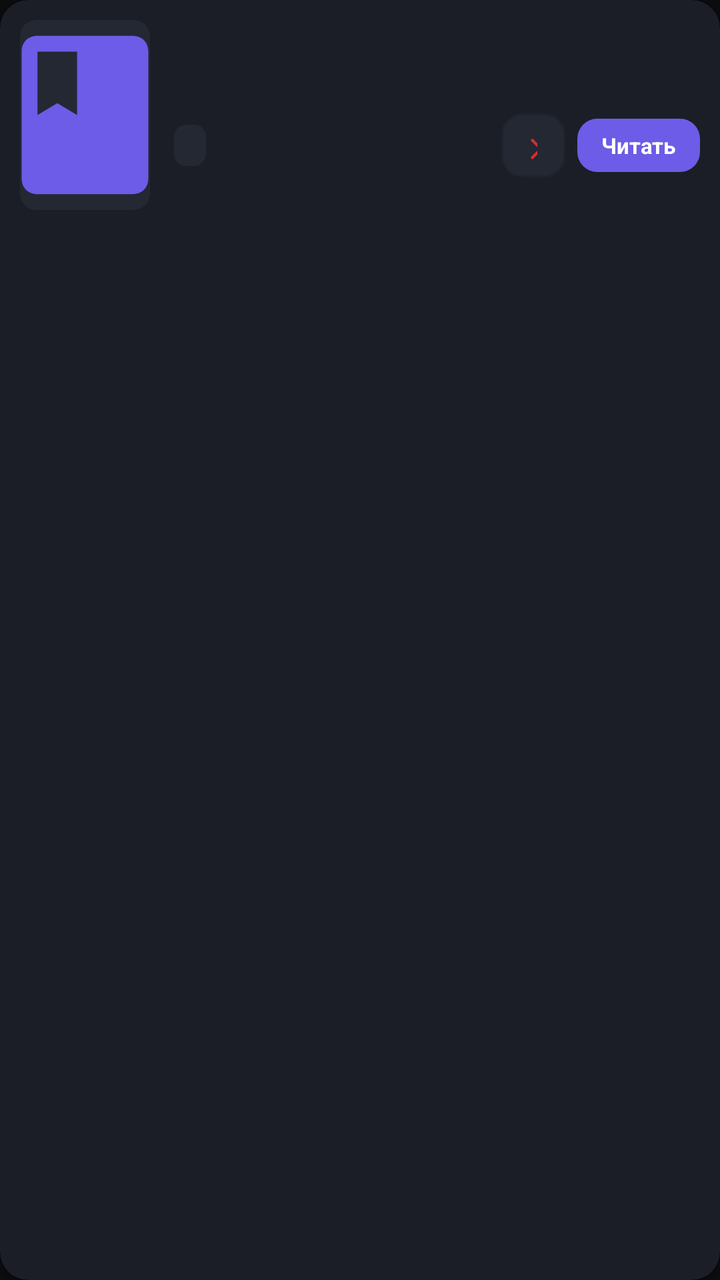
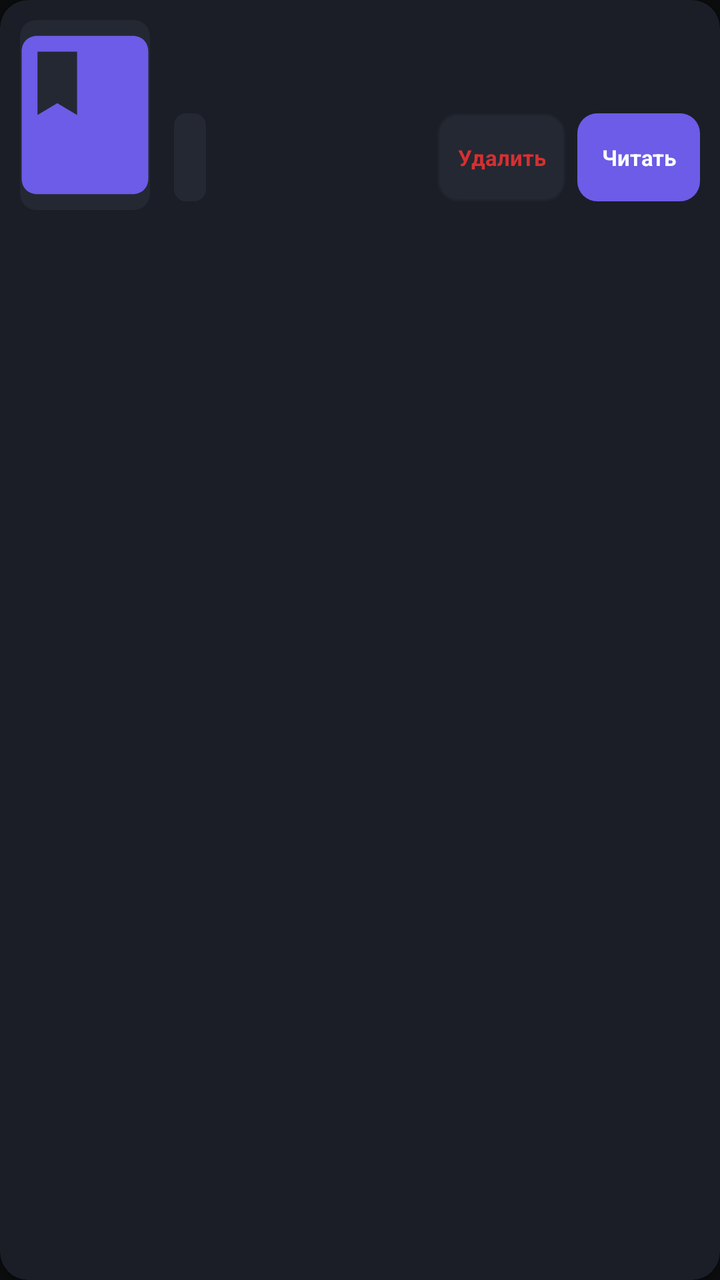

An Android layout rendered at two revisions. The XML below is the earlier revision; the diff shows what the commit changed to produce the second picture.
<!-- AndroidManifest.xml: application theme Theme.Flibusta -->
<!-- res/layout/item_library_book.xml -->
<?xml version="1.0" encoding="utf-8"?>
<androidx.cardview.widget.CardView xmlns:android="http://schemas.android.com/apk/res/android"
    xmlns:app="http://schemas.android.com/apk/res-auto"
    android:layout_width="match_parent"
    android:layout_height="wrap_content"
    android:layout_marginStart="10dp"
    android:layout_marginEnd="10dp"
    android:layout_marginTop="5dp"
    android:layout_marginBottom="5dp"
    android:clickable="true"
    android:focusable="true"
    android:foreground="?android:attr/selectableItemBackground"
    app:cardBackgroundColor="@color/bg_surface_card"
    app:cardCornerRadius="14dp"
    app:cardElevation="2dp">

    <LinearLayout
        android:layout_width="match_parent"
        android:layout_height="wrap_content"
        android:orientation="horizontal"
        android:padding="10dp">

        <androidx.cardview.widget.CardView
            android:layout_width="65dp"
            android:layout_height="95dp"
            app:cardCornerRadius="8dp"
            app:cardElevation="0dp"
            app:cardBackgroundColor="@color/bg_surface_light">

            <ImageView
                android:id="@+id/iv_lib_cover"
                android:layout_width="match_parent"
                android:layout_height="match_parent"
                android:scaleType="centerCrop"
                android:src="@drawable/ic_book"
                android:contentDescription="Cover" />
        </androidx.cardview.widget.CardView>

        <LinearLayout
            android:layout_width="0dp"
            android:layout_height="wrap_content"
            android:layout_marginStart="12dp"
            android:layout_weight="1"
            android:orientation="vertical">

            <TextView
                android:id="@+id/tv_lib_title"
                android:layout_width="match_parent"
                android:layout_height="wrap_content"
                android:ellipsize="end"
                android:maxLines="2"
                android:textColor="@color/text_primary"
                android:textSize="15sp"
                android:textStyle="bold" />

            <TextView
                android:id="@+id/tv_lib_author"
                android:layout_width="match_parent"
                android:layout_height="wrap_content"
                android:layout_marginTop="2dp"
                android:ellipsize="end"
                android:maxLines="1"
                android:textColor="@color/accent_cyan"
                android:textSize="12sp" />

            <LinearLayout
                android:layout_width="match_parent"
                android:layout_height="wrap_content"
                android:layout_marginTop="8dp"
                android:gravity="center_vertical"
                android:orientation="horizontal">

                <TextView
                    android:id="@+id/tv_lib_status"
                    android:layout_width="wrap_content"
                    android:layout_height="wrap_content"
                    android:background="@drawable/bg_badge"
                    android:clickable="true"
                    android:focusable="true"
                    android:paddingStart="8dp"
                    android:paddingEnd="8dp"
                    android:paddingTop="3dp"
                    android:paddingBottom="3dp"
                    android:textColor="@color/accent_gold"
                    android:textSize="11sp"
                    android:textStyle="bold" />

                <TextView
                    android:id="@+id/tv_lib_date"
                    android:layout_width="wrap_content"
                    android:layout_height="wrap_content"
                    android:layout_marginStart="8dp"
                    android:textColor="@color/text_muted"
                    android:textSize="10sp" />

                <View
                    android:layout_width="0dp"
                    android:layout_height="1dp"
                    android:layout_weight="1" />

                <TextView
                    android:id="@+id/btn_lib_delete"
                    android:layout_width="32dp"
                    android:layout_height="32dp"
                    android:background="@drawable/bg_button_secondary"
                    android:clickable="true"
                    android:focusable="true"
                    android:gravity="center"
                    android:text="✕"
                    android:textColor="@color/accent_red"
                    android:textSize="13sp"
                    android:textStyle="bold" />

                <TextView
                    android:id="@+id/btn_lib_read"
                    android:layout_width="wrap_content"
                    android:layout_height="wrap_content"
                    android:layout_marginStart="6dp"
                    android:background="@drawable/bg_button_accent"
                    android:clickable="true"
                    android:focusable="true"
                    android:paddingStart="12dp"
                    android:paddingEnd="12dp"
                    android:paddingTop="6dp"
                    android:paddingBottom="6dp"
                    android:text="@string/btn_read"
                    android:textColor="@color/text_primary"
                    android:textSize="11sp"
                    android:textStyle="bold" />
            </LinearLayout>
        </LinearLayout>
    </LinearLayout>
</androidx.cardview.widget.CardView>
<!-- resources referenced by this layout -->
<resources>
  <color name="accent_cyan">#00CEC9</color>
  <color name="accent_gold">#FDCB6E</color>
  <color name="accent_red">#D63031</color>
  <color name="bg_surface_card">#1B1E26</color>
  <color name="bg_surface_light">#242833</color>
  <color name="text_muted">#576574</color>
  <color name="text_primary">#FFFFFF</color>
  <!-- drawable bg_badge (drawable) -->
  <?xml version="1.0" encoding="utf-8"?>
  <shape xmlns:android="http://schemas.android.com/apk/res/android"
      android:shape="rectangle">
      <solid android:color="@color/bg_surface_light" />
      <corners android:radius="6dp" />
      <padding
          android:left="8dp"
          android:top="3dp"
          android:right="8dp"
          android:bottom="3dp" />
  </shape>
  <!-- drawable bg_button_accent (drawable) -->
  <?xml version="1.0" encoding="utf-8"?>
  <ripple xmlns:android="http://schemas.android.com/apk/res/android"
      android:color="#33FFFFFF">
      <item>
          <shape android:shape="rectangle">
              <solid android:color="@color/accent_primary" />
              <corners android:radius="10dp" />
              <padding
                  android:left="14dp"
                  android:top="8dp"
                  android:right="14dp"
                  android:bottom="8dp" />
          </shape>
      </item>
  </ripple>
  <!-- drawable bg_button_secondary (drawable) -->
  <?xml version="1.0" encoding="utf-8"?>
  <ripple xmlns:android="http://schemas.android.com/apk/res/android"
      android:color="#33FFFFFF">
      <item>
          <shape android:shape="rectangle">
              <solid android:color="@color/bg_surface_light" />
              <stroke android:width="1dp" android:color="@color/divider" />
              <corners android:radius="10dp" />
              <padding
                  android:left="14dp"
                  android:top="8dp"
                  android:right="14dp"
                  android:bottom="8dp" />
          </shape>
      </item>
  </ripple>
  <!-- drawable ic_book (drawable) -->
  <vector xmlns:android="http://schemas.android.com/apk/res/android"
      android:width="24dp"
      android:height="24dp"
      android:viewportWidth="24"
      android:viewportHeight="24">
      <path
          android:fillColor="@color/accent_primary"
          android:pathData="M18,2H6c-1.2,0 -2,0.8 -2,2v16c0,1.2 0.8,2 2,2h12c1.2,0 2,-0.8 2,-2V4c0,-1.2 -0.8,-2 -2,-2zM6,4h5v8l-2.5,-1.5L6,12V4z" />
  </vector>
  <string name="btn_read">Читать</string>
  <style name="Theme.Flibusta" parent="Theme.MaterialComponents.DayNight.NoActionBar">
          <item name="colorPrimary">@color/accent_primary</item>
          <item name="colorPrimaryVariant">@color/bg_surface_card</item>
          <item name="colorOnPrimary">@color/text_primary</item>
          <item name="colorSecondary">@color/accent_secondary</item>
          <item name="colorSecondaryVariant">@color/accent_cyan</item>
          <item name="colorOnSecondary">@color/text_primary</item>
  
          <item name="android:windowBackground">@color/bg_primary</item>
          <item name="android:statusBarColor">@color/bg_primary</item>
          <item name="android:navigationBarColor">@color/nav_bar_bg</item>
          <item name="android:textColorPrimary">@color/text_primary</item>
          <item name="android:textColorSecondary">@color/text_secondary</item>
      </style>
  <color name="accent_primary">#6C5CE7</color>
  <color name="divider">#1F232D</color>
  <color name="accent_secondary">#0984E3</color>
  <color name="bg_primary">#0B0C0E</color>
  <color name="nav_bar_bg">#111317</color>
  <color name="text_secondary">#A4B0BE</color>
</resources>

<!-- the commit's change to res/layout/item_library_book.xml (unified diff, before → after) -->
@@ -33,7 +33,7 @@
                 android:layout_height="match_parent"
                 android:scaleType="centerCrop"
                 android:src="@drawable/ic_book"
-                android:contentDescription="Cover" />
+                android:importantForAccessibility="no" />
         </androidx.cardview.widget.CardView>
 
         <LinearLayout
@@ -77,10 +77,10 @@
                     android:background="@drawable/bg_badge"
                     android:clickable="true"
                     android:focusable="true"
+                    android:minHeight="44dp"
+                    android:gravity="center_vertical"
                     android:paddingStart="8dp"
                     android:paddingEnd="8dp"
-                    android:paddingTop="3dp"
-                    android:paddingBottom="3dp"
                     android:textColor="@color/accent_gold"
                     android:textSize="11sp"
                     android:textStyle="bold" />
@@ -100,15 +100,19 @@
 
                 <TextView
                     android:id="@+id/btn_lib_delete"
-                    android:layout_width="32dp"
-                    android:layout_height="32dp"
+                    android:layout_width="wrap_content"
+                    android:layout_height="wrap_content"
                     android:background="@drawable/bg_button_secondary"
                     android:clickable="true"
+                    android:contentDescription="Удалить книгу из библиотеки"
                     android:focusable="true"
                     android:gravity="center"
-                    android:text="✕"
+                    android:minHeight="44dp"
+                    android:paddingStart="10dp"
+                    android:paddingEnd="10dp"
+                    android:text="Удалить"
                     android:textColor="@color/accent_red"
-                    android:textSize="13sp"
+                    android:textSize="11sp"
                     android:textStyle="bold" />
 
                 <TextView
@@ -118,11 +122,12 @@
                     android:layout_marginStart="6dp"
                     android:background="@drawable/bg_button_accent"
                     android:clickable="true"
+                    android:contentDescription="Читать книгу"
                     android:focusable="true"
+                    android:gravity="center"
+                    android:minHeight="44dp"
                     android:paddingStart="12dp"
                     android:paddingEnd="12dp"
-                    android:paddingTop="6dp"
-                    android:paddingBottom="6dp"
                     android:text="@string/btn_read"
                     android:textColor="@color/text_primary"
                     android:textSize="11sp"
